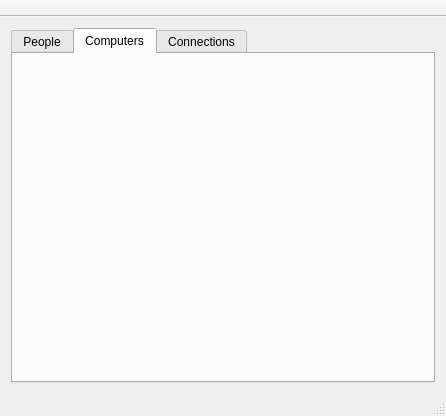
The window that mainwindow.ui (Ragnarstefanss/VLN1-Skil3) describes before a commit, drawn with Qt 5.
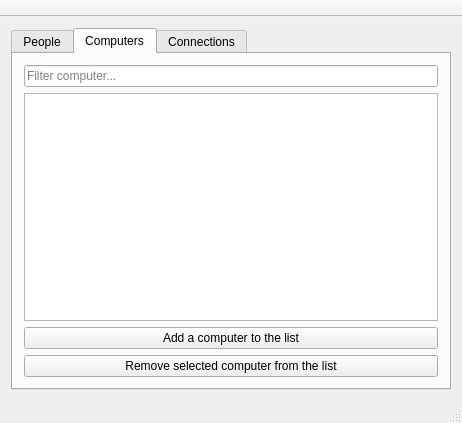
The same window after the commit. The open tabs and pages were chosen to show the change.

Commit message: display computers

Patch:
```diff
--- a/mainwindow.ui
+++ b/mainwindow.ui
@@ -6,15 +6,15 @@
    <rect>
     <x>0</x>
     <y>0</y>
-    <width>446</width>
-    <height>416</height>
+    <width>462</width>
+    <height>423</height>
    </rect>
   </property>
   <property name="windowTitle">
    <string>MainWindow</string>
   </property>
   <widget class="QWidget" name="centralWidget">
-   <layout class="QHBoxLayout" name="horizontalLayout">
+   <layout class="QVBoxLayout" name="verticalLayout_2">
     <item>
      <widget class="QTabWidget" name="tabWidget">
       <property name="layoutDirection">
@@ -88,6 +88,32 @@
        <attribute name="title">
         <string>Computers</string>
        </attribute>
+       <layout class="QVBoxLayout" name="verticalLayout_3">
+        <item>
+         <widget class="QLineEdit" name="filter_computer">
+          <property name="placeholderText">
+           <string>Filter computer...</string>
+          </property>
+         </widget>
+        </item>
+        <item>
+         <widget class="QTableWidget" name="table_computer"/>
+        </item>
+        <item>
+         <widget class="QPushButton" name="button_add_computer">
+          <property name="text">
+           <string>Add a computer to the list</string>
+          </property>
+         </widget>
+        </item>
+        <item>
+         <widget class="QPushButton" name="button_remove_computer">
+          <property name="text">
+           <string>Remove selected computer from the list</string>
+          </property>
+         </widget>
+        </item>
+       </layout>
       </widget>
       <widget class="QWidget" name="Connections">
        <attribute name="title">
```
Left out of the diff: 4 changed lines with no effect on the pictures. The commit also changes 40 other files.
